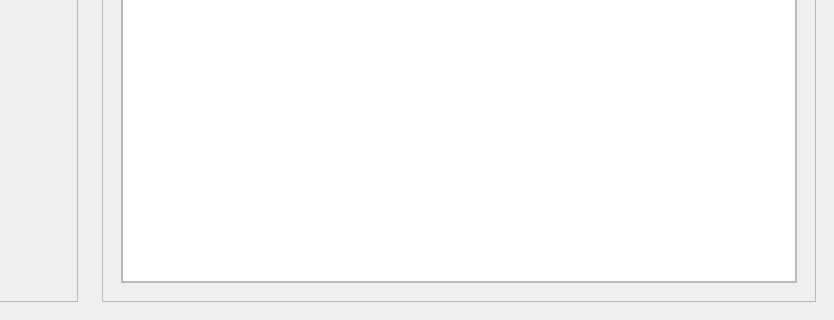
This is gui/form.ui in ViDaProjects/TaskManager as Qt 5 draws it before an edit; both pictures show x 166 to 1000 and y 280 to 600 of the 1000 by 600 pixel window. The edited form follows.
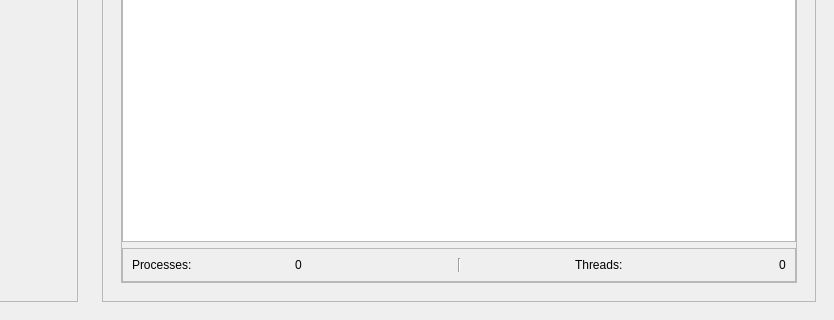
This is the edited form. The open tabs and pages were chosen to show the change. Icons and pictures are not drawn.

Patch:
```diff
--- a/gui/form.ui
+++ b/gui/form.ui
@@ -385,7 +385,7 @@
                 <property name="frameShadow">
                  <enum>QFrame::Shadow::Raised</enum>
                 </property>
-                <layout class="QHBoxLayout" name="horizontalLayout_7">
+                <layout class="QVBoxLayout" name="verticalLayout_6">
                  <property name="leftMargin">
                   <number>0</number>
                  </property>
@@ -408,6 +408,53 @@
                    </property>
                   </widget>
                  </item>
+                 <item>
+                  <widget class="QFrame" name="labels_frame">
+                   <property name="frameShape">
+                    <enum>QFrame::Shape::StyledPanel</enum>
+                   </property>
+                   <property name="frameShadow">
+                    <enum>QFrame::Shadow::Raised</enum>
+                   </property>
+                   <layout class="QHBoxLayout" name="horizontalLayout_9">
+                    <item>
+                     <widget class="QLabel" name="label_9">
+                      <property name="text">
+                       <string>Processes:</string>
+                      </property>
+                     </widget>
+                    </item>
+                    <item>
+                     <widget class="QLabel" name="total_proc_label">
+                      <property name="text">
+                       <string>0</string>
+                      </property>
+                     </widget>
+                    </item>
+                    <item>
+                     <widget class="Line" name="line">
+                      <property name="orientation">
+                       <enum>Qt::Orientation::Vertical</enum>
+                      </property>
+                     </widget>
+                    </item>
+                    <item alignment="Qt::AlignmentFlag::AlignRight">
+                     <widget class="QLabel" name="label_11">
+                      <property name="text">
+                       <string>Threads:</string>
+                      </property>
+                     </widget>
+                    </item>
+                    <item alignment="Qt::AlignmentFlag::AlignRight">
+                     <widget class="QLabel" name="total_threads_label">
+                      <property name="text">
+                       <string>0</string>
+                      </property>
+                     </widget>
+                    </item>
+                   </layout>
+                  </widget>
+                 </item>
                 </layout>
                </widget>
               </item>
@@ -476,6 +523,53 @@
                 </layout>
                </widget>
               </item>
+              <item>
+               <widget class="QFrame" name="frame">
+                <property name="frameShape">
+                 <enum>QFrame::Shape::StyledPanel</enum>
+                </property>
+                <property name="frameShadow">
+                 <enum>QFrame::Shadow::Raised</enum>
+                </property>
+                <layout class="QHBoxLayout" name="horizontalLayout_7">
+                 <item alignment="Qt::AlignmentFlag::AlignLeft">
+                  <widget class="QLabel" name="label_13">
+                   <property name="text">
+                    <string>RAM:</string>
+                   </property>
+                  </widget>
+                 </item>
+                 <item>
+                  <widget class="QLabel" name="total_ram_label">
+                   <property name="text">
+                    <string>0/0 MB</string>
+                   </property>
+                  </widget>
+                 </item>
+                 <item>
+                  <widget class="Line" name="line_2">
+                   <property name="orientation">
+                    <enum>Qt::Orientation::Vertical</enum>
+                   </property>
+                  </widget>
+                 </item>
+                 <item alignment="Qt::AlignmentFlag::AlignRight">
+                  <widget class="QLabel" name="label_10">
+                   <property name="text">
+                    <string>Swap:</string>
+                   </property>
+                  </widget>
+                 </item>
+                 <item alignment="Qt::AlignmentFlag::AlignRight">
+                  <widget class="QLabel" name="total_swap_label">
+                   <property name="text">
+                    <string>0/0 MB</string>
+                   </property>
+                  </widget>
+                 </item>
+                </layout>
+               </widget>
+              </item>
              </layout>
             </widget>
             <widget class="QWidget" name="cpu_use_page">
```
Left out of the diff: 2 changed lines with no effect on the pictures.
